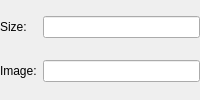
Old version of the form src/candleplugins/emergencybutton/settings.ui in the repository GeorgKZ/Candle.
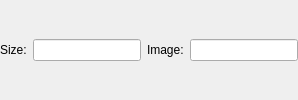
New version of the form.

```diff
--- a/src/candleplugins/emergencybutton/settings.ui
+++ b/src/candleplugins/emergencybutton/settings.ui
@@ -35,14 +35,14 @@
     <widget class="QLineEdit" name="txtButtonSize"/>
    </item>
 
-   <item row="1" column="0">
+   <item row="0" column="2">
     <widget class="QLabel" name="lblImageFile">
      <property name="text">
       <string>Image:</string>
      </property>
     </widget>
    </item>
-   <item row="1" column="1">
+   <item row="0" column="3">
     <widget class="QLineEdit" name="txtImageFile"/>
    </item>
   </layout>
```
